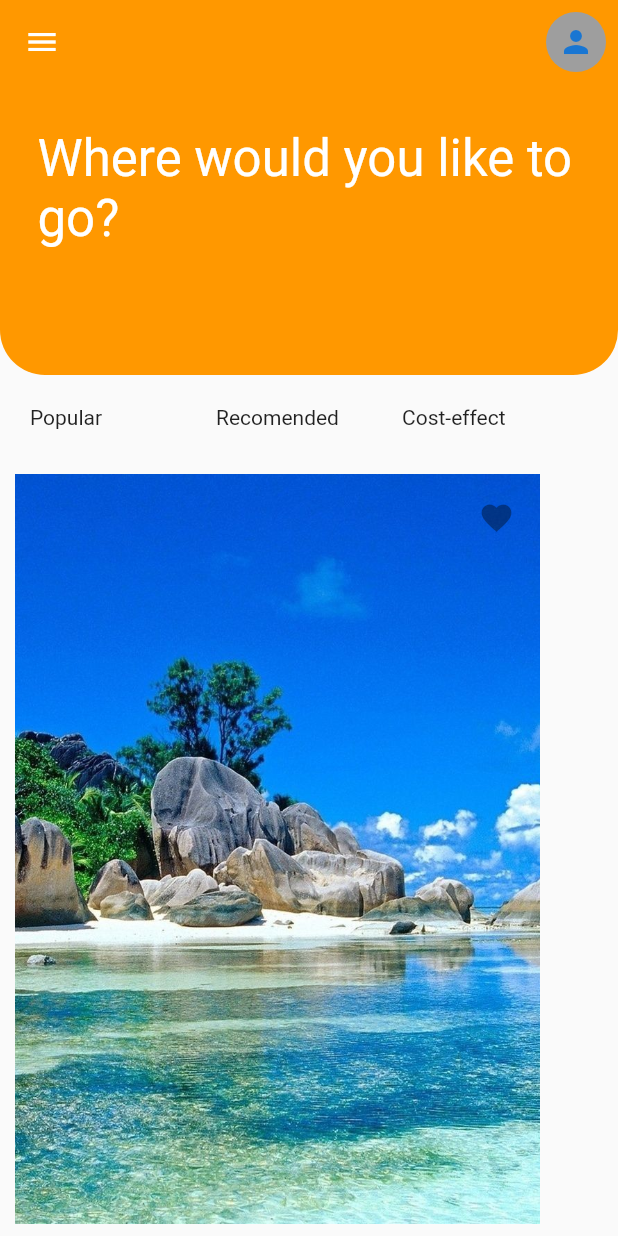
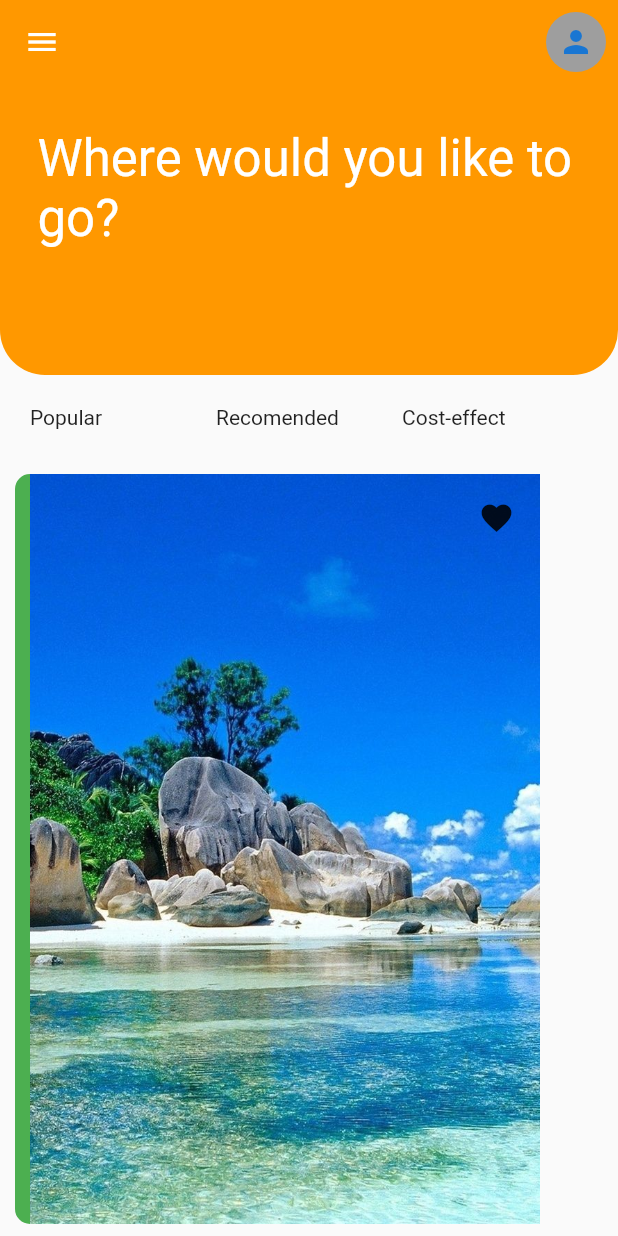
Before and after one commit to lohenyumnam/intern_daily_task, a Flutter app: the TravelApp screen opened directly, on a phone screen of 412 x 824 dp. Run offline on Flutter 3.47's test engine with Material 2 defaults, Android fonts, the phone set to English and light mode, and no system bars.

Commit message:
BoxDecoration

```diff
--- a/lib/src/daily_task/page/travelApp/Components/customcart.dart
+++ b/lib/src/daily_task/page/travelApp/Components/customcart.dart
@@ -11,14 +11,23 @@ class MyCustomCard extends StatelessWidget {
           margin: const EdgeInsets.all(10),
           height: 500,
           width: 350,
-          color: Colors.red,
           child: Image.asset('assets/images/865178.jpg', fit: BoxFit.cover),
+          decoration: BoxDecoration(
+            borderRadius: BorderRadius.circular(10),
+            color: Colors.red,
+            border: const Border(
+              left: BorderSide(
+                color: Colors.green,
+                width: 10,
+              ),
+            ),
+          ),
         ),
       ),
-      const Positioned(
+      Positioned(
         top: 15,
         right: 15,
-        child: IconButton(onPressed: null, icon: Icon(Icons.favorite)),
+        child: IconButton(onPressed: () {}, icon: const Icon(Icons.favorite)),
       )
     ]);
   }
--- a/lib/src/daily_task/page/travelApp/Components/customtabs.dart
+++ b/lib/src/daily_task/page/travelApp/Components/customtabs.dart
@@ -8,14 +8,17 @@ class MyCustomTabs extends StatelessWidget {
     return Column(
       children: [
         Row(
-          children: const [
+          children: [
             Expanded(
-              child: Text('Popular'),
+              child: InkWell(
+                onTap: () {},
+                child: const Text('Popular'),
+              ),
             ),
-            Expanded(
+            const Expanded(
               child: Text('Recomended'),
             ),
-            Expanded(
+            const Expanded(
               child: Text('Cost-effect'),
             ),
           ],
```
